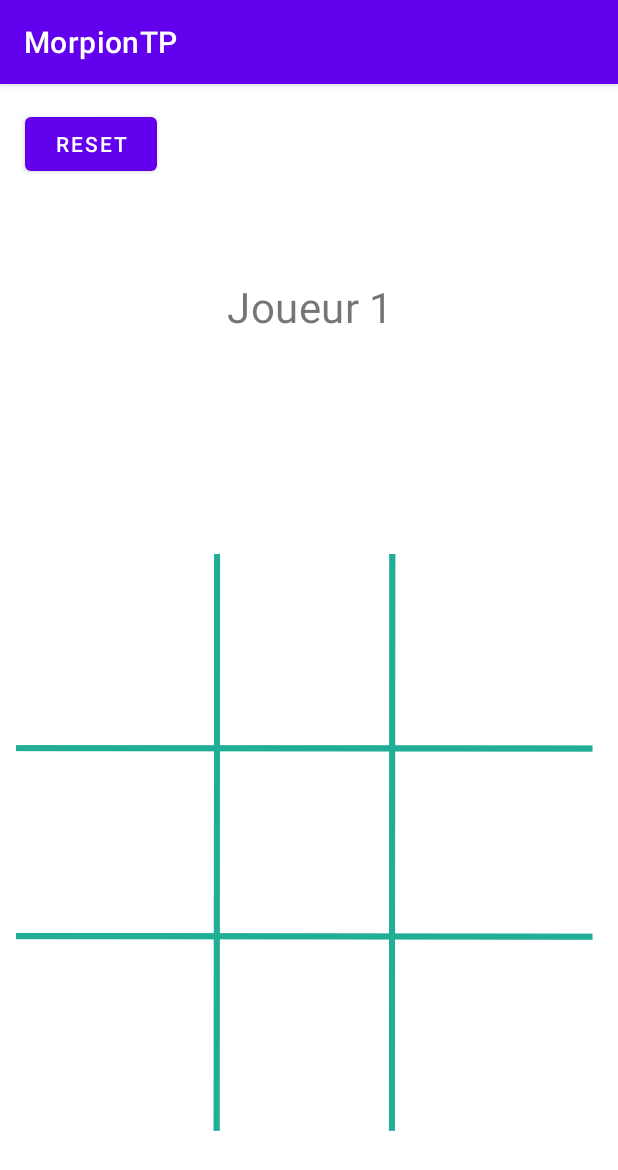
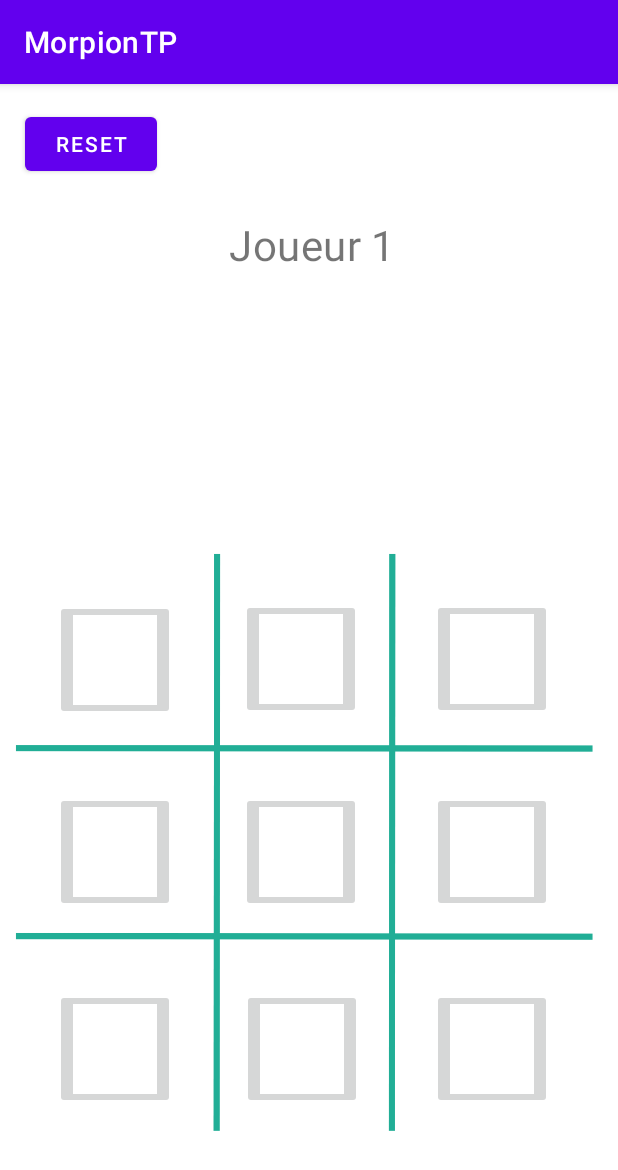
Before and after one commit to Baflee/morpion, an Android app: the screen it shows after launch (MainActivity), on a phone screen of 412 x 824 dp. Shown: the top 1170 px of the screen. Run offline under Robolectric (Android 15) with nearby library versions, the phone set to English and light mode, and no system bars.

Commit message:
working tictactoe

```diff
--- a/app/src/main/res/layout/activity_main.xml
+++ b/app/src/main/res/layout/activity_main.xml
@@ -16,23 +16,25 @@
         android:text="@string/player1"
         app:layout_constraintBottom_toBottomOf="parent"
         app:layout_constraintEnd_toEndOf="parent"
+        app:layout_constraintHorizontal_bias="0.504"
         app:layout_constraintStart_toStartOf="parent"
         app:layout_constraintTop_toTopOf="parent"
-        app:layout_constraintVertical_bias="0.176" />
+        app:layout_constraintVertical_bias="0.119" />
 
     <TextView
         android:id="@+id/winlose"
-        android:layout_width="92dp"
+        android:layout_width="250dp"
         android:layout_height="39dp"
         android:gravity="center"
         android:scaleX="1.5"
         android:scaleY="1.5"
+        android:text="@string/winlose"
         app:layout_constraintBottom_toBottomOf="parent"
         app:layout_constraintEnd_toEndOf="parent"
-        app:layout_constraintHorizontal_bias="0.501"
+        app:layout_constraintHorizontal_bias="0.467"
         app:layout_constraintStart_toStartOf="parent"
         app:layout_constraintTop_toTopOf="parent"
-        app:layout_constraintVertical_bias="0.232" />
+        app:layout_constraintVertical_bias="0.176" />
 
     <ImageView
         android:id="@+id/grid"
@@ -53,82 +55,146 @@
         android:id="@+id/topleft"
         android:layout_width="80dp"
         android:layout_height="80dp"
-        android:onClick="click"
+        android:contentDescription="@string/grid"
+        android:onClick="choisirCellule"
+        android:scaleType="fitXY"
+        app:layout_constraintBottom_toBottomOf="parent"
+        app:layout_constraintEnd_toEndOf="parent"
+        app:layout_constraintHorizontal_bias="0.111"
+        app:layout_constraintStart_toStartOf="parent"
+        app:layout_constraintTop_toTopOf="parent"
         app:srcCompat="@drawable/cell"
-        tools:layout_editor_absoluteX="31dp"
-        tools:layout_editor_absoluteY="325dp" />
+        tools:ignore="SpeakableTextPresentCheck,ImageContrastCheck,DuplicateSpeakableTextCheck,DuplicateSpeakableTextCheck" />
 
     <ImageButton
         android:id="@+id/middlecenter"
         android:layout_width="80dp"
         android:layout_height="80dp"
-        android:onClick="click"
+        android:contentDescription="@string/description_case"
+        android:onClick="choisirCellule"
+        android:scaleType="fitXY"
+        app:layout_constraintBottom_toBottomOf="parent"
+        app:layout_constraintEnd_toEndOf="parent"
+        app:layout_constraintHorizontal_bias="0.483"
+        app:layout_constraintStart_toStartOf="parent"
+        app:layout_constraintTop_toTopOf="parent"
+        app:layout_constraintVertical_bias="0.686"
         app:srcCompat="@drawable/cell"
-        tools:layout_editor_absoluteX="160dp"
-        tools:layout_editor_absoluteY="447dp" />
+        tools:ignore="ImageContrastCheck,DuplicateSpeakableTextCheck" />
 
     <ImageButton
         android:id="@+id/bottomleft"
         android:layout_width="80dp"
         android:layout_height="80dp"
-        android:onClick="click"
+        android:contentDescription="@string/description_case"
+        android:onClick="choisirCellule"
+        android:scaleType="fitXY"
+        app:layout_constraintBottom_toBottomOf="parent"
+        app:layout_constraintEnd_toEndOf="parent"
+        app:layout_constraintHorizontal_bias="0.111"
+        app:layout_constraintStart_toStartOf="parent"
+        app:layout_constraintTop_toTopOf="parent"
+        app:layout_constraintVertical_bias="0.877"
         app:srcCompat="@drawable/cell"
-        tools:layout_editor_absoluteX="31dp"
-        tools:layout_editor_absoluteY="574dp" />
+        tools:ignore="ImageContrastCheck" />
 
     <ImageButton
         android:id="@+id/bottomcenter"
         android:layout_width="80dp"
         android:layout_height="80dp"
-        android:onClick="click"
+        android:contentDescription="@string/description_case"
+        android:onClick="choisirCellule"
+        android:scaleType="fitXY"
+        app:layout_constraintBottom_toBottomOf="parent"
+        app:layout_constraintEnd_toEndOf="parent"
+        app:layout_constraintHorizontal_bias="0.486"
+        app:layout_constraintStart_toStartOf="parent"
+        app:layout_constraintTop_toTopOf="parent"
+        app:layout_constraintVertical_bias="0.877"
         app:srcCompat="@drawable/cell"
-        tools:layout_editor_absoluteX="160dp"
-        tools:layout_editor_absoluteY="572dp" />
+        tools:ignore="ImageContrastCheck" />
 
     <ImageButton
         android:id="@+id/bottomright"
         android:layout_width="80dp"
         android:layout_height="80dp"
-        android:onClick="click"
+        android:contentDescription="@string/description_case"
+        android:onClick="choisirCellule"
+        android:scaleType="fitXY"
+        app:layout_constraintBottom_toBottomOf="parent"
+        app:layout_constraintEnd_toEndOf="parent"
+        app:layout_constraintHorizontal_bias="0.867"
+        app:layout_constraintStart_toStartOf="parent"
+        app:layout_constraintTop_toTopOf="parent"
+        app:layout_constraintVertical_bias="0.877"
         app:srcCompat="@drawable/cell"
-        tools:layout_editor_absoluteX="287dp"
-        tools:layout_editor_absoluteY="574dp" />
+        tools:ignore="ImageContrastCheck" />
 
     <ImageButton
         android:id="@+id/topright"
         android:layout_width="80dp"
         android:layout_height="80dp"
-        android:onClick="click"
+        android:contentDescription="@string/description_case"
+        android:onClick="choisirCellule"
+        android:scaleType="fitXY"
+        app:layout_constraintBottom_toBottomOf="parent"
+        app:layout_constraintEnd_toEndOf="parent"
+        app:layout_constraintHorizontal_bias="0.867"
+        app:layout_constraintStart_toStartOf="parent"
+        app:layout_constraintTop_toTopOf="parent"
+        app:layout_constraintVertical_bias="0.499"
         app:srcCompat="@drawable/cell"
-        tools:layout_editor_absoluteX="286dp"
-        tools:layout_editor_absoluteY="325dp" />
+        tools:ignore="ImageContrastCheck" />
 
     <ImageButton
         android:id="@+id/middleright"
         android:layout_width="80dp"
         android:layout_height="80dp"
-        android:onClick="click"
+        android:contentDescription="@string/description_case"
+        android:onClick="choisirCellule"
+        android:scaleType="fitXY"
+        app:layout_constraintBottom_toBottomOf="parent"
+        app:layout_constraintEnd_toEndOf="@+id/grid"
+        app:layout_constraintHorizontal_bias="0.867"
+        app:layout_constraintStart_toStartOf="parent"
+        app:layout_constraintTop_toTopOf="parent"
+        app:layout_constraintVertical_bias="0.686"
         app:srcCompat="@drawable/cell"
-        tools:layout_editor_absoluteX="287dp"
-        tools:layout_editor_absoluteY="448dp" />
+        tools:ignore="ImageContrastCheck" />
 
     <ImageButton
         android:id="@+id/middleleft"
         android:layout_width="80dp"
         android:layout_height="80dp"
-        android:onClick="click"
+        android:layout_marginStart="32dp"
+        android:contentDescription="@string/description_case"
+        android:onClick="choisirCellule"
+        android:scaleType="fitXY"
+        app:layout_constraintBottom_toBottomOf="parent"
+        app:layout_constraintEnd_toEndOf="parent"
+        app:layout_constraintHorizontal_bias="0.016"
+        app:layout_constraintStart_toStartOf="@+id/grid"
+        app:layout_constraintTop_toTopOf="parent"
+        app:layout_constraintVertical_bias="0.686"
         app:srcCompat="@drawable/cell"
-        tools:layout_editor_absoluteX="31dp"
-        tools:layout_editor_absoluteY="448dp" />
+        tools:ignore="ImageContrastCheck" />
 
     <ImageButton
         android:id="@+id/topcenter"
         android:layout_width="80dp"
         android:layout_height="80dp"
-        android:onClick="click"
+        android:contentDescription="@string/description_case"
+        android:onClick="choisirCellule"
+        android:scaleType="fitXY"
+        android:visibility="visible"
+        app:layout_constraintBottom_toBottomOf="parent"
+        app:layout_constraintEnd_toEndOf="parent"
+        app:layout_constraintHorizontal_bias="0.483"
+        app:layout_constraintStart_toStartOf="parent"
+        app:layout_constraintTop_toTopOf="parent"
+        app:layout_constraintVertical_bias="0.499"
         app:srcCompat="@drawable/cell"
-        tools:layout_editor_absoluteX="160dp"
-        tools:layout_editor_absoluteY="325dp" />
+        tools:ignore="ImageContrastCheck" />
 
     <Button
         android:id="@+id/reset"
@@ -138,6 +204,7 @@
         android:layout_marginTop="16dp"
         android:layout_marginEnd="307dp"
         android:layout_marginBottom="58dp"
+        android:onClick="resetPlateau"
         android:text="@string/reset"
         app:layout_constraintBottom_toTopOf="@+id/grid"
         app:layout_constraintEnd_toEndOf="parent"
--- a/app/src/main/res/values/strings.xml
+++ b/app/src/main/res/values/strings.xml
@@ -2,9 +2,11 @@
     <string name="app_name">MorpionTP</string>
     <string name="player1">Joueur 1</string>
     <string name="player2">Joueur 2</string>
-    <string name="win">win</string>
-    <string name="loose">loose</string>
-    <string name="draw">draw</string>
-    <string name="grid">grid</string>
+    <string name="win">Win</string>
+    <string name="loose">Loose</string>
+    <string name="draw">Draw</string>
+    <string name="grid">Grid</string>
     <string name="reset">Reset</string>
+    <string name="description_case">Case</string>
+    <string name="winlose" />
 </resources>
```
Also changed, not shown: app/src/main/java/com/example/morpiontp/MainActivity.java (+115 -39 lines).
